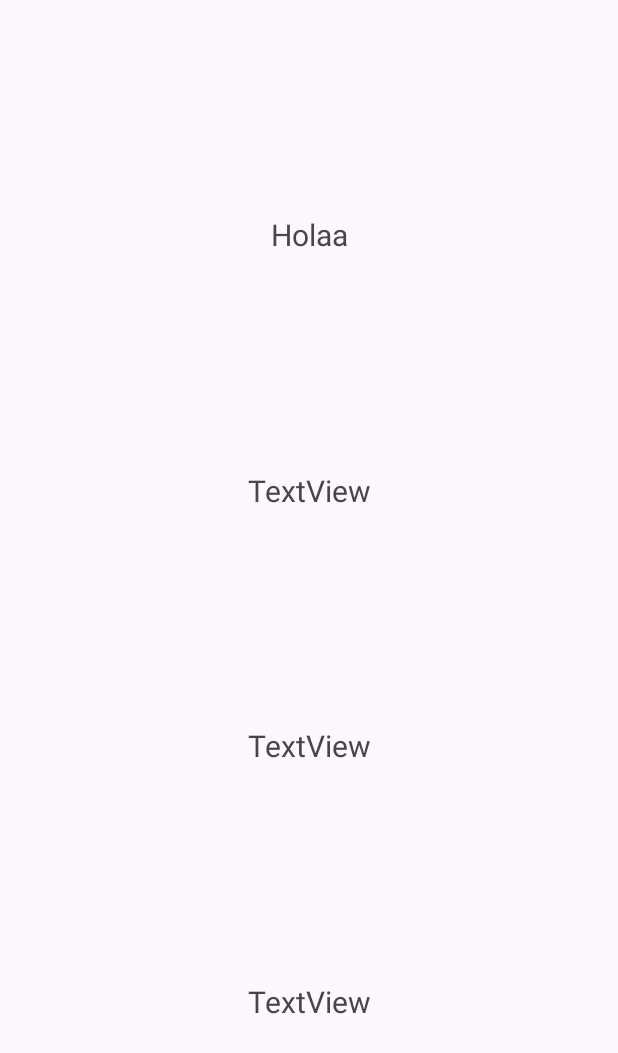
After one commit to gams2004/TriquiApp, an Android app: the layout activity_pais.xml on its own in the app's theme, with its tools: preview values and no code run, on a phone screen of 412 x 824 dp. The commit adds this screen. Shown: the top 1053 px of the screen. Run offline under Robolectric (Android 15) with nearby library versions, the phone set to English and light mode, and no system bars.

Commit message:
Lista países funcional

```diff
--- a/Tallertriqui/app/src/main/AndroidManifest.xml
+++ b/Tallertriqui/app/src/main/AndroidManifest.xml
@@ -12,6 +12,9 @@
         android:supportsRtl="true"
         android:theme="@style/Theme.TallerTriqui"
         tools:targetApi="31">
+        <activity
+            android:name=".PaisActivity"
+            android:exported="false" />
         <activity
             android:name=".GreetActivity"
             android:exported="false" />
--- /dev/null
+++ b/Tallertriqui/app/src/main/res/layout/activity_pais.xml
@@ -0,0 +1,53 @@
+<?xml version="1.0" encoding="utf-8"?>
+<androidx.constraintlayout.widget.ConstraintLayout xmlns:android="http://schemas.android.com/apk/res/android"
+    xmlns:app="http://schemas.android.com/apk/res-auto"
+    xmlns:tools="http://schemas.android.com/tools"
+    android:layout_width="match_parent"
+    android:layout_height="match_parent"
+    tools:context=".PaisActivity">
+
+    <TextView
+        android:id="@+id/nombre"
+        android:layout_width="wrap_content"
+        android:layout_height="wrap_content"
+        android:text="TextView"
+        android:textSize="20dp"
+        app:layout_constraintBottom_toTopOf="@+id/nombreIng"
+        app:layout_constraintEnd_toEndOf="parent"
+        app:layout_constraintStart_toStartOf="parent"
+        app:layout_constraintTop_toTopOf="parent"
+        tools:text="Holaa" />
+
+    <TextView
+        android:id="@+id/nombreIng"
+        android:layout_width="wrap_content"
+        android:layout_height="wrap_content"
+        android:text="TextView"
+        android:textSize="20dp"
+        app:layout_constraintBottom_toTopOf="@+id/capital"
+        app:layout_constraintEnd_toEndOf="parent"
+        app:layout_constraintStart_toStartOf="parent"
+        app:layout_constraintTop_toBottomOf="@+id/nombre" />
+
+    <TextView
+        android:id="@+id/capital"
+        android:layout_width="wrap_content"
+        android:layout_height="wrap_content"
+        android:text="TextView"
+        android:textSize="20dp"
+        app:layout_constraintBottom_toTopOf="@+id/sigla"
+        app:layout_constraintEnd_toEndOf="parent"
+        app:layout_constraintStart_toStartOf="parent"
+        app:layout_constraintTop_toBottomOf="@+id/nombreIng" />
+
+    <TextView
+        android:id="@+id/sigla"
+        android:layout_width="wrap_content"
+        android:layout_height="wrap_content"
+        android:text="TextView"
+        android:textSize="20dp"
+        app:layout_constraintBottom_toBottomOf="parent"
+        app:layout_constraintEnd_toEndOf="parent"
+        app:layout_constraintStart_toStartOf="parent"
+        app:layout_constraintTop_toBottomOf="@+id/capital" />
+</androidx.constraintlayout.widget.ConstraintLayout>
```
Also changed, not shown: Tallertriqui/app/src/main/java/com/example/Country.kt (+9 -9 lines), Tallertriqui/app/src/main/java/com/example/tallertriqui/ListActivity.kt (+19 -9 lines), Tallertriqui/app/src/main/java/com/example/tallertriqui/PaisActivity.kt (added, +18 -0 lines).
